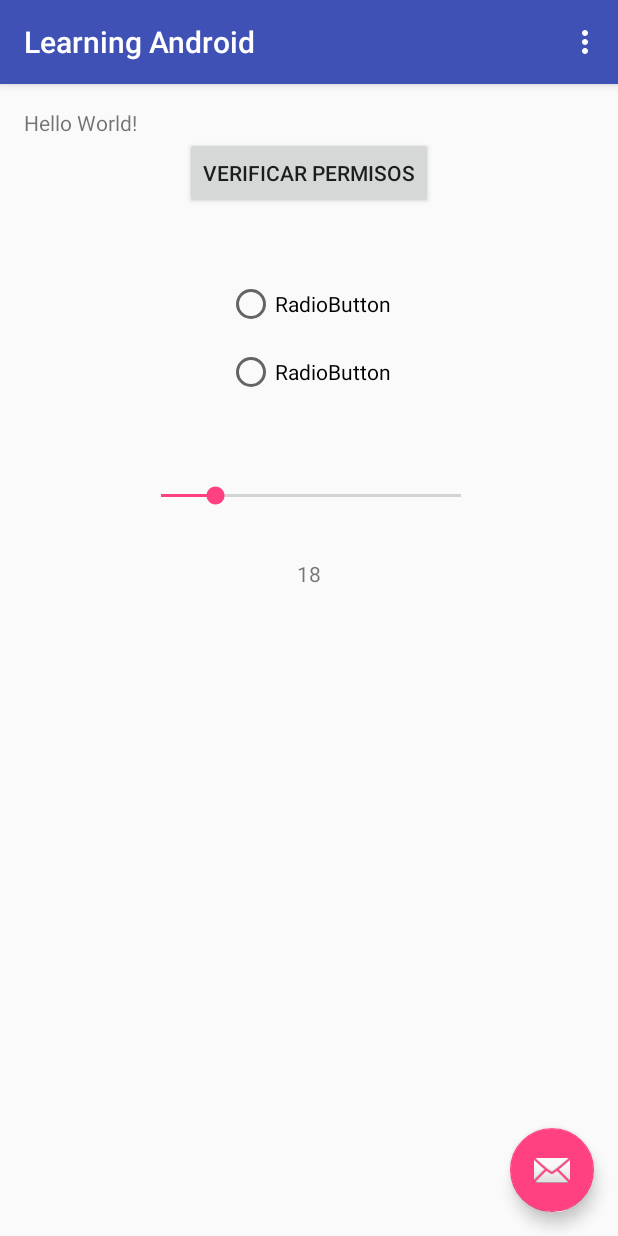
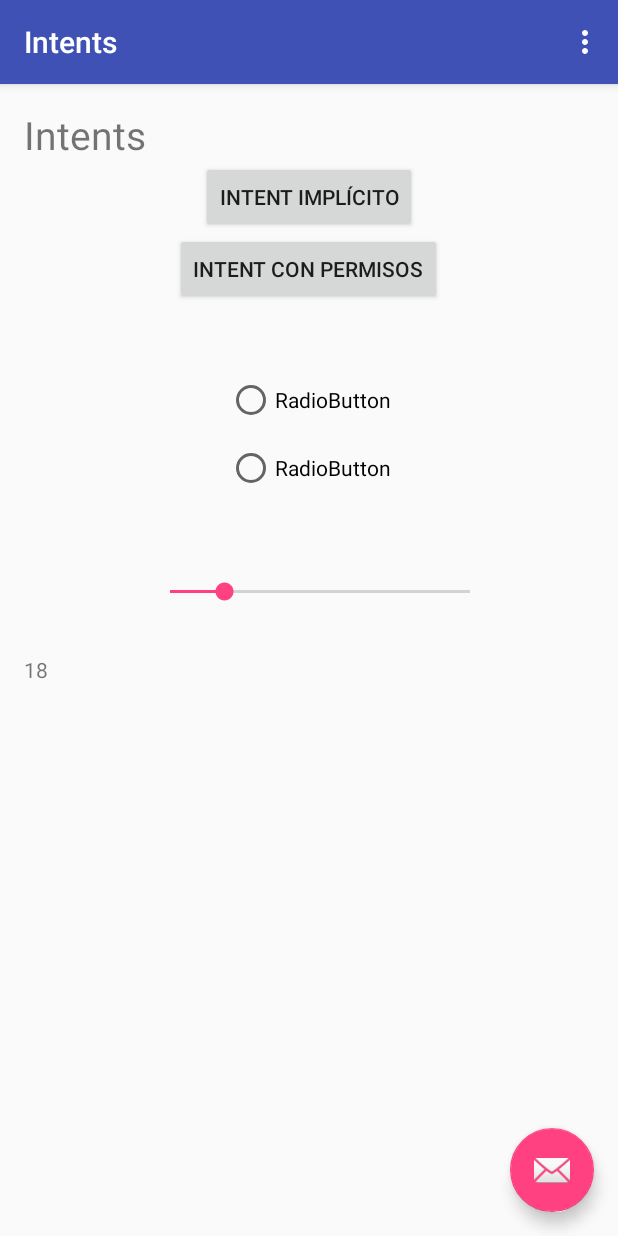
Before and after one commit to miickeyreyez/udemy-android, an Android app: the screen it shows after launch (MainActivity), on a phone screen of 412 x 824 dp. Run offline under Robolectric (Android 15) with nearby library versions, the phone set to English and light mode, and no system bars.

Commit message:
Se agrega funcionalidad de intent Implicito

```diff
--- a/LearningAndroid/app/src/main/java/android/examples/com/learningandroid/MainActivity.java
+++ b/LearningAndroid/app/src/main/java/android/examples/com/learningandroid/MainActivity.java
@@ -19,6 +19,7 @@ public class MainActivity extends AppCompatActivity
 {
 
     private Button btnPermisions;
+    private Button btnIntentImplicito;
     private SeekBar seekBarAge;
     private TextView textViewAge;
     private RadioButton radioButtonGreeter;
@@ -42,6 +43,8 @@ public class MainActivity extends AppCompatActivity
         Toolbar toolbar = (Toolbar) findViewById(R.id.toolbar);
         setSupportActionBar(toolbar);
 
+        //Botón para intent implicito
+        btnIntentImplicito = (Button) findViewById(R.id.btnIntentImplicito);
         btnPermisions = (Button) findViewById(R.id.btnPermissions);
 
        FloatingActionButton fab = (FloatingActionButton) findViewById(R.id.fab);
@@ -53,6 +56,15 @@ public class MainActivity extends AppCompatActivity
             }
         });
 
+        //Botón para intent implicito
+        btnIntentImplicito.setOnClickListener(new View.OnClickListener() {
+            @Override
+            public void onClick(View view) {
+                Intent implicito = new Intent(MainActivity.this,ImplicitoActivity.class);
+                implicito.putExtra("saludo","Este es un ejemplo de intent implicito");
+                startActivity(implicito);
+            }
+        });
         //Botón para verificar los permisos de android
         btnPermisions.setOnClickListener(new View.OnClickListener()
         {
--- a/LearningAndroid/app/src/main/res/layout/activity_main.xml
+++ b/LearningAndroid/app/src/main/res/layout/activity_main.xml
@@ -34,6 +34,4 @@
         app:srcCompat="@android:drawable/ic_dialog_email" />
 
 
-
-
 </android.support.design.widget.CoordinatorLayout>
--- a/LearningAndroid/app/src/main/res/layout/content_main.xml
+++ b/LearningAndroid/app/src/main/res/layout/content_main.xml
@@ -17,8 +17,22 @@
     <TextView
         android:layout_width="wrap_content"
         android:layout_height="wrap_content"
-        android:text="Hello World!"
+        android:layout_gravity="bottom|center_horizontal"
+        android:text="@string/app_name"
+        android:textSize="26dp"
         android:id="@+id/textView" />
+
+    <Button
+        android:id="@+id/btnIntentImplicito"
+        android:layout_width="wrap_content"
+        android:layout_height="wrap_content"
+        android:layout_gravity="center_vertical|center_horizontal"
+        android:text="@string/intentImplicito"
+        app:layout_anchor="@+id/include"
+        android:layout_below="@+id/textView"
+        android:layout_centerHorizontal="true"
+        app:layout_anchorGravity="center_vertical|center_horizontal" />
+
     <Button
         android:id="@+id/btnPermissions"
         android:layout_width="wrap_content"
@@ -27,7 +41,7 @@
         android:text="@string/permissionsButton"
         app:layout_anchor="@+id/include"
         app:layout_anchorGravity="center_vertical|center_horizontal"
-        android:layout_below="@+id/textView"
+        android:layout_below="@+id/btnIntentImplicito"
         android:layout_centerHorizontal="true" />
 
     <SeekBar
@@ -62,7 +76,6 @@
         android:layout_width="wrap_content"
         android:layout_height="wrap_content"
         android:layout_below="@+id/seekBar"
-        android:layout_centerHorizontal="true"
         android:layout_marginTop="32dp"
         android:text="18" />
 
--- a/LearningAndroid/app/src/main/res/values/strings.xml
+++ b/LearningAndroid/app/src/main/res/values/strings.xml
@@ -1,5 +1,6 @@
 <resources>
-    <string name="app_name">Learning Android</string>
+    <string name="app_name">Intents</string>
     <string name="action_settings">Settings</string>
-    <string name="permissionsButton">Verificar permisos</string>
+    <string name="permissionsButton">Intent con permisos</string>
+    <string name="intentImplicito">Intent implícito</string>
 </resources>
```
Also changed, not shown: LearningAndroid/app/src/main/java/android/examples/com/learningandroid/ImplicitoActivity.java (added, +29 -0 lines), LearningAndroid/app/src/main/res/layout/implicito_activity.xml (added, +16 -0 lines).
